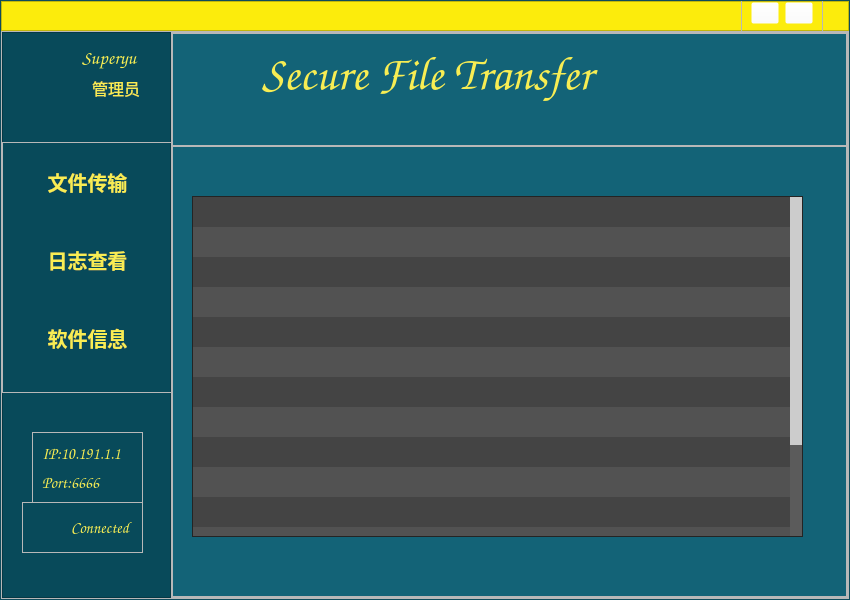
Old version of the form PageAfterLogin.ui in the repository Superyu-github/SecureFileTransfe.
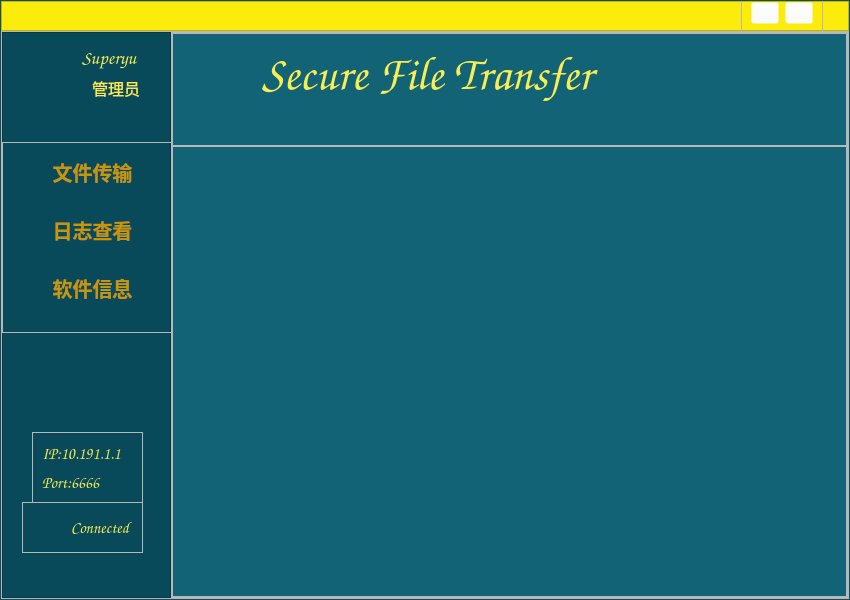
New version of the form. The open tabs and pages were chosen to show the change. Icons and pictures are not drawn.

```diff
--- a/PageAfterLogin.ui
+++ b/PageAfterLogin.ui
@@ -210,8 +210,8 @@
               <rect>
                <x>0</x>
                <y>110</y>
-               <width>171</width>
-               <height>251</height>
+               <width>181</width>
+               <height>191</height>
               </rect>
              </property>
              <property name="sizePolicy">
@@ -284,8 +284,9 @@
                 </property>
                 <property name="styleSheet">
                  <string notr="true">
-QPushButton{	border-radius:30px;
-color: rgb(248, 237, 83);
+QPushButton{	border-radius:0px;
+background-color:rgba(0, 0, 0,0);
+color: rgb(199, 151, 7);
 }
 QPushButton:pressed{	
 image: url(:/ico/ico/cutbutton.png);
@@ -318,7 +319,7 @@
                 <property name="styleSheet">
                  <string notr="true">
 QPushButton{	border-radius:30px;
-color: rgb(248, 237, 83);
+color: rgb(199, 151, 7);
 }
 QPushButton:pressed{	
 image: url(:/ico/ico/cutbutton.png);
@@ -363,7 +364,7 @@
                 <property name="styleSheet">
                  <string notr="true">
 QPushButton{	border-radius:30px;
-color: rgb(248, 237, 83);
+color: rgb(199, 151, 7);
 }
 QPushButton:pressed{	
 image: url(:/ico/ico/cutbutton.png);
@@ -866,145 +867,19 @@
                    </widget>
                   </widget>
                   <widget class="QWidget" name="page_log">
-                   <widget class="QTableWidget" name="tableWidget_2">
+                   <widget class="QTextBrowser" name="textBrowser">
                     <property name="geometry">
                      <rect>
                       <x>10</x>
-                      <y>40</y>
-                      <width>611</width>
-                      <height>341</height>
+                      <y>10</y>
+                      <width>621</width>
+                      <height>371</height>
                      </rect>
                     </property>
                     <property name="styleSheet">
-                     <string notr="true">QTableWidget{
-color:#DCDCDC;
-background:#444444;
-border:1px solid #242424;
-alternate-background-color:#525252;
-gridline-color:#242424;
-}
- 
-QTableWidget::item:selected{
-color:#DCDCDC;
-background:qlineargradient(spread:pad,x1:0,y1:0,x2:0,y2:1,stop:0 #484848,stop:1 #383838);
-}
- 
-QTableWidget::item:hover{
-background:#5B5B5B;
-}
-QHeaderView::section{
-text-align:center;
-background:#5E5E5E;
-padding:3px;
-margin:0px;
-color:#DCDCDC;
-border:1px solid #242424;
-border-left-width:0;
-}
- 
-QScrollBar:vertical{
-background:#484848;
-padding:0px;
-border-radius:6px;
-max-width:12px;
-}
- 
- 
-QScrollBar::handle:vertical{
-background:#CCCCCC;
-}
- 
-QScrollBar::handle:hover:vertical,QScrollBar::handle:pressed:vertical{
-background:#A7A7A7;
-}
-QScrollBar::sub-page:vertical{
-background:#444444;
-}
- 
- 
-QScrollBar::add-page:vertical{
-background:#5B5B5B;
-}
- 
-QScrollBar::add-line:vertical{
-background:none;
-}
-QScrollBar::sub-line:vertical{
-background:none;
-}</string>
+                     <string notr="true">background-color: rgba(0, 0, 0,0);
+border-radius:0px;</string>
                     </property>
-                    <property name="frameShape">
-                     <enum>QFrame::NoFrame</enum>
-                    </property>
-                    <property name="verticalScrollBarPolicy">
-                     <enum>Qt::ScrollBarAsNeeded</enum>
-                    </property>
-                    <property name="sizeAdjustPolicy">
-                     <enum>QAbstractScrollArea::AdjustIgnored</enum>
-                    </property>
-                    <property name="dragDropOverwriteMode">
-                     <bool>true</bool>
-                    </property>
-                    <property name="alternatingRowColors">
-                     <bool>true</bool>
-                    </property>
-                    <property name="showGrid">
-                     <bool>false</bool>
-                    </property>
-                    <property name="rowCount">
-                     <number>15</number>
-                    </property>
-                    <property name="columnCount">
-                     <number>3</number>
-                    </property>
-                    <attribute name="horizontalHeaderVisible">
-                     <bool>false</bool>
-                    </attribute>
-                    <attribute name="horizontalHeaderCascadingSectionResizes">
-                     <bool>true</bool>
-                    </attribute>
-                    <attribute name="horizontalHeaderShowSortIndicator" stdset="0">
-                     <bool>false</bool>
-                    </attribute>
-                    <attribute name="horizontalHeaderStretchLastSection">
-                     <bool>true</bool>
-                    </attribute>
-                    <attribute name="verticalHeaderVisible">
-                     <bool>false</bool>
-                    </attribute>
-                    <attribute name="verticalHeaderStretchLastSection">
-                     <bool>false</bool>
-                    </attribute>
-                    <row/>
-                    <row/>
-                    <row/>
-                    <row/>
-                    <row/>
-                    <row/>
-                    <row/>
-                    <row/>
-                    <row/>
-                    <row/>
-                    <row/>
-                    <row/>
-                    <row/>
-                    <row/>
-                    <row/>
-                    <column>
-                     <property name="text">
-                      <string>时间</string>
-                     </property>
-                    </column>
-                    <column>
-                     <property name="text">
-                      <string>用户</string>
-                     </property>
-                    </column>
-                    <column>
-                     <property name="text">
-                      <string>操作</string>
-                     </property>
-                    </column>
                    </widget>
                   </widget>
                  </widget>
```
Left out of the diff: 14 changed lines with no effect on the pictures.
